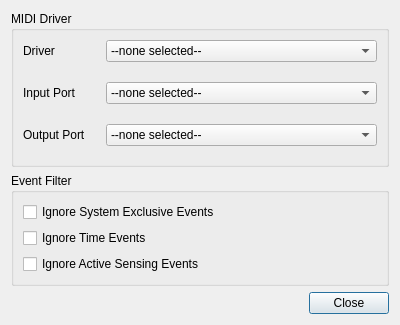
catraeus/dmmsnoop, file src/QVwConfig.ui: the form before one commit.
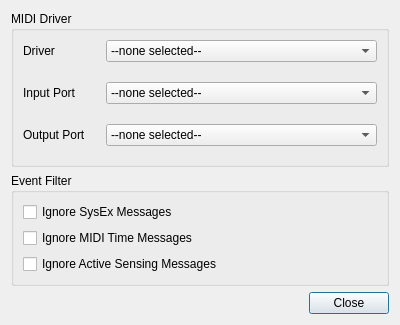
The form after the commit. Icons and pictures are not drawn.

Commit message: All of the Config window now code compliant.

Patch:
```diff
--- a/src/QVwConfig.ui
+++ b/src/QVwConfig.ui
@@ -94,21 +94,21 @@
       <item>
        <widget class="QCheckBox" name="ignoreSystemExclusiveEvents">
         <property name="text">
-         <string>Ignore System Exclusive Events</string>
+         <string>Ignore SysEx Messages</string>
         </property>
        </widget>
       </item>
       <item>
        <widget class="QCheckBox" name="ignoreTimeEvents">
         <property name="text">
-         <string>Ignore Time Events</string>
+         <string>Ignore MIDI Time Messages</string>
         </property>
        </widget>
       </item>
       <item>
        <widget class="QCheckBox" name="ignoreActiveSensingEvents">
         <property name="text">
-         <string>Ignore Active Sensing Events</string>
+         <string>Ignore Active Sensing Messages</string>
         </property>
        </widget>
       </item>
```
Left out of the diff: 14 changed lines with no effect on the pictures. The commit also changes 15 other files.
